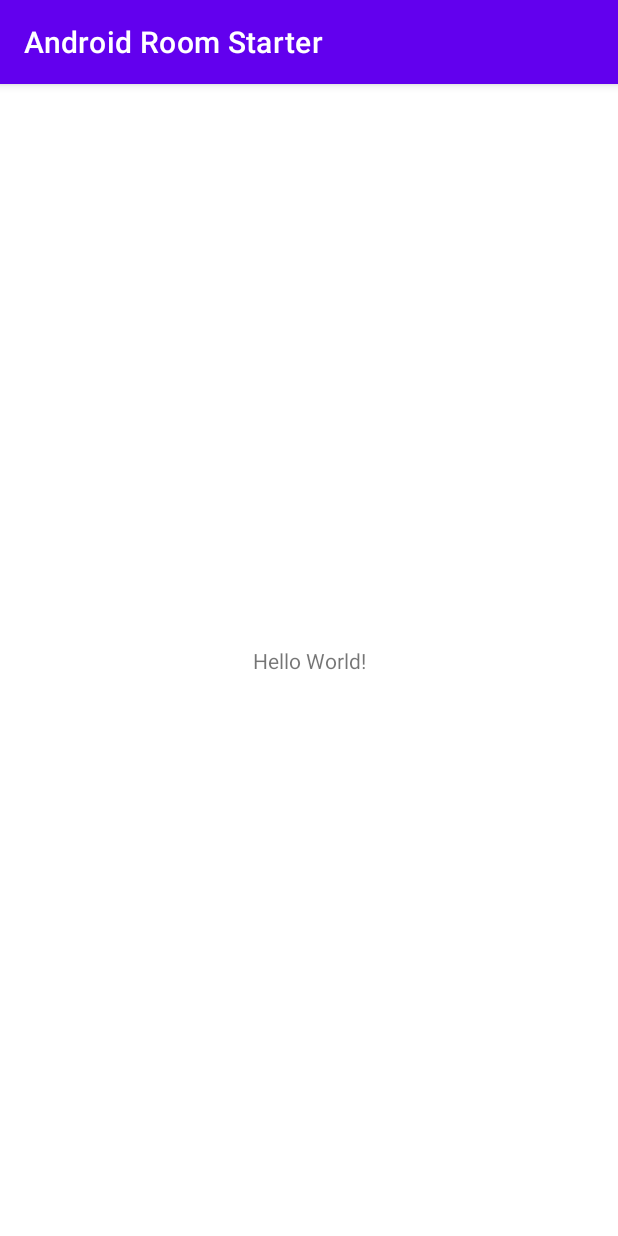
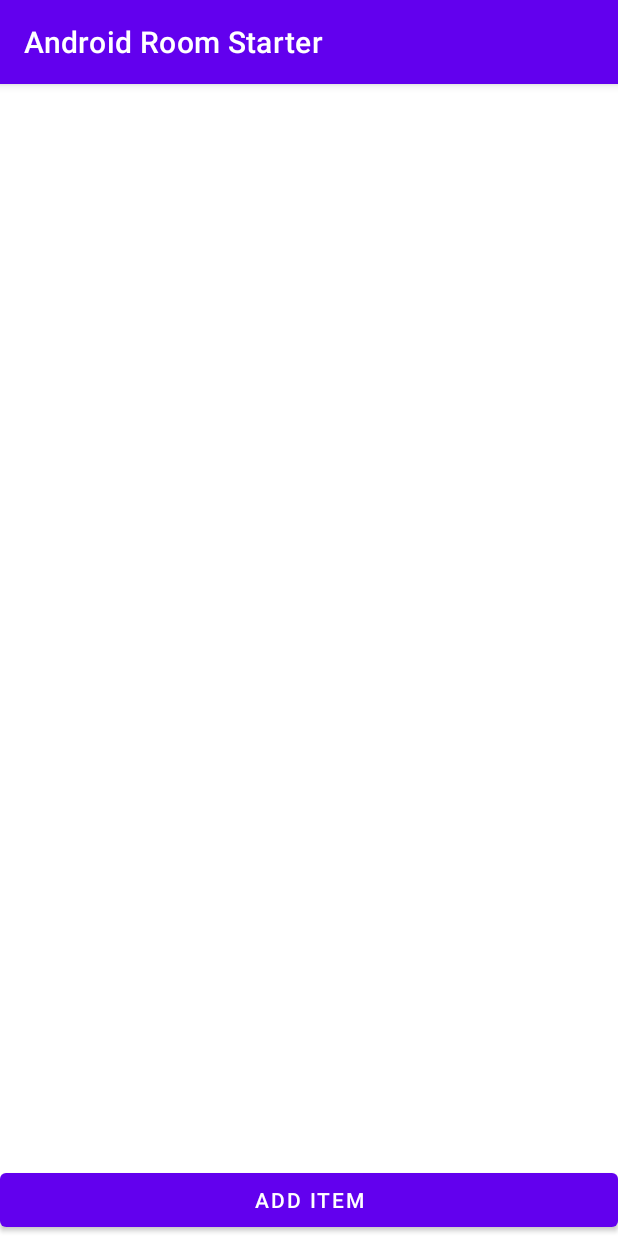
Before and after one commit to sir-hadi/AndroidRoomStarter, an Android app: the screen it shows after launch (MainActivity), on a phone screen of 412 x 824 dp. Run offline under Robolectric (Android 15) with nearby library versions, the phone set to English and light mode, and no system bars; our stand-ins replace Room's generated code.

```diff
--- a/app/build.gradle
+++ b/app/build.gradle
@@ -1,6 +1,7 @@
 plugins {
     id 'com.android.application'
     id 'kotlin-android'
+    id 'kotlin-kapt'
 }
 
 android {
@@ -41,4 +42,18 @@ dependencies {
     testImplementation 'junit:junit:4.+'
     androidTestImplementation 'androidx.test.ext:junit:1.1.2'
     androidTestImplementation 'androidx.test.espresso:espresso-core:3.3.0'
+
+    implementation "org.jetbrains.anko:anko-common:0.8.3"
+    apply plugin: 'kotlin-android-extensions'
+
+    def room_version = "2.2.6"
+
+    implementation "androidx.room:room-runtime:$room_version"
+    kapt "androidx.room:room-compiler:$room_version"
+
+    // optional - Kotlin Extensions and Coroutines support for Room
+    implementation "androidx.room:room-ktx:$room_version"
+
+    // optional - Test helpers
+    testImplementation "androidx.room:room-testing:$room_version"
 }
--- a/app/src/main/java/com/example/android/androidroomstarter/MainActivity.kt
+++ b/app/src/main/java/com/example/android/androidroomstarter/MainActivity.kt
@@ -2,12 +2,37 @@ package com.example.android.androidroomstarter
 
 import androidx.appcompat.app.AppCompatActivity
 import android.os.Bundle
-import android.widget.Toast
+import android.widget.ArrayAdapter
+import android.widget.Button
+import com.example.android.androidroomstarter.entities.Task
+import kotlinx.android.synthetic.main.activity_main.*
+import java.util.ArrayList
+import kotlin.random.Random
 
 class MainActivity : AppCompatActivity() {
+    var num = Random.nextInt()
+    lateinit var items : ArrayList<String>
+    lateinit var adapter: ArrayAdapter<String>
+
     override fun onCreate(savedInstanceState: Bundle?) {
         super.onCreate(savedInstanceState)
         setContentView(R.layout.activity_main)
-        Toast.makeText(this, "Hello",Toast.LENGTH_SHORT).show()
+
+        val dao = TodoDatabase.getInstance(this).todoDao()
+
+        items = ArrayList()
+        val taskList = dao.getAll()
+        taskList.forEach { items.add(it.taskName) }
+        adapter = ArrayAdapter(
+            this,
+            android.R.layout.simple_list_item_1,
+            items
+        )
+        list_view.adapter = adapter
+
+        add.setOnClickListener {
+            dao.insertTask(Task(++num,"Something ${num}",false))
+            adapter.notifyDataSetChanged()
+        }
     }
 }
--- /dev/null
+++ b/app/src/main/java/com/example/android/androidroomstarter/TodoDao.kt
@@ -0,0 +1,16 @@
+package com.example.android.androidroomstarter
+
+import androidx.room.*
+import com.example.android.androidroomstarter.entities.Task
+
+@Dao
+interface TodoDao {
+    @Insert(onConflict = OnConflictStrategy.REPLACE)
+    fun insertTask(task: Task)
+
+    @Query("SELECT * FROM Task")
+    fun getAll(): List<Task>
+
+    @Delete
+    fun delete(task: Task)
+}
--- /dev/null
+++ b/app/src/main/java/com/example/android/androidroomstarter/TodoDatabase.kt
@@ -0,0 +1,29 @@
+package com.example.android.androidroomstarter
+
+import android.content.Context
+import androidx.room.Database
+import androidx.room.Room
+import androidx.room.RoomDatabase
+import com.example.android.androidroomstarter.entities.Task
+
+@Database(entities = arrayOf(Task::class), version = 1)
+abstract class TodoDatabase : RoomDatabase() {
+    abstract fun todoDao(): TodoDao
+
+    companion object {
+        @Volatile
+        private var INSTANCE: TodoDatabase? = null
+
+        fun getInstance(context: Context): TodoDatabase {
+            synchronized(this) {
+                return INSTANCE ?: Room.databaseBuilder(
+                    context.applicationContext,
+                    TodoDatabase::class.java,
+                    "todo.db"
+                ).build().also {
+                    INSTANCE = it
+                }
+            }
+        }
+    }
+}
--- /dev/null
+++ b/app/src/main/java/com/example/android/androidroomstarter/entities/Task.kt
@@ -0,0 +1,12 @@
+package com.example.android.androidroomstarter.entities
+
+import androidx.room.ColumnInfo
+import androidx.room.Entity
+import androidx.room.PrimaryKey
+
+@Entity
+data class Task(
+    @PrimaryKey val id: Int,
+    val taskName: String,
+    val done:Boolean
+)
--- a/app/src/main/res/layout/activity_main.xml
+++ b/app/src/main/res/layout/activity_main.xml
@@ -6,13 +6,22 @@
     android:layout_height="match_parent"
     tools:context=".MainActivity">
 
-    <TextView
+    <ListView
+        android:id="@+id/list_view"
         android:layout_width="wrap_content"
-        android:layout_height="wrap_content"
-        android:text="Hello World!"
-        app:layout_constraintBottom_toBottomOf="parent"
+        android:layout_height="400dp"
+        app:layout_constraintTop_toTopOf="parent"
         app:layout_constraintLeft_toLeftOf="parent"
         app:layout_constraintRight_toRightOf="parent"
-        app:layout_constraintTop_toTopOf="parent" />
+        />
 
+    <Button
+        android:id="@+id/add"
+        android:layout_width="match_parent"
+        android:layout_height="wrap_content"
+        app:layout_constraintLeft_toLeftOf="parent"
+        app:layout_constraintBottom_toBottomOf="parent"
+        app:layout_constraintRight_toRightOf="parent"
+        android:text="add item"
+        />
 </androidx.constraintlayout.widget.ConstraintLayout>
```
Also changed, not shown: gradle/wrapper/gradle-wrapper.properties.
